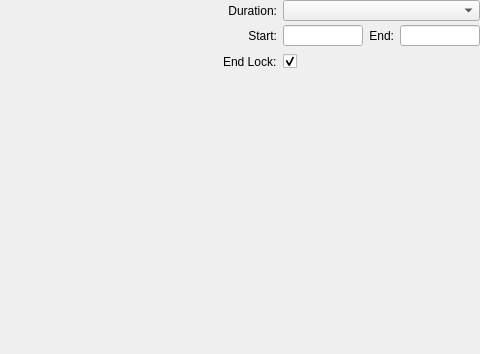
Qt form src/components/RouteAnalyser/ViewportRibbonGroup.ui (nedrysoft/pingnoo) before a commit; both pictures show x 327 to 807 and y 0 to 354 of the 807 by 354 pixel window.
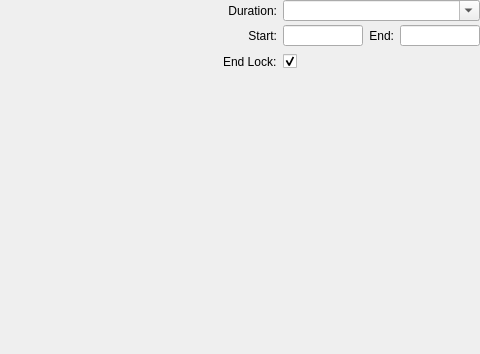
The same form after that commit. Custom widgets are drawn as their Qt base class.

```diff
--- a/src/components/RouteAnalyser/ViewportRibbonGroup.ui
+++ b/src/components/RouteAnalyser/ViewportRibbonGroup.ui
@@ -162,6 +162,9 @@
           <height>21</height>
          </size>
         </property>
+        <property name="editable">
+         <bool>true</bool>
+        </property>
        </widget>
       </item>
       <item row="1" column="0">
```
